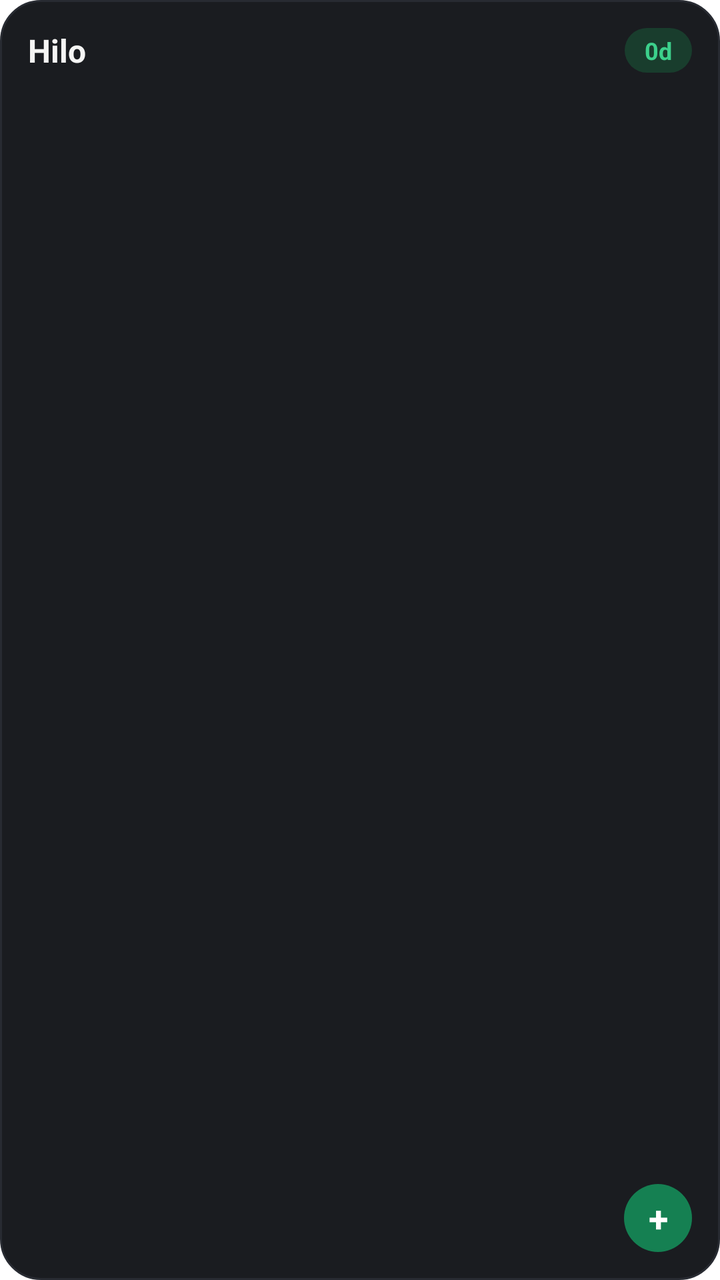
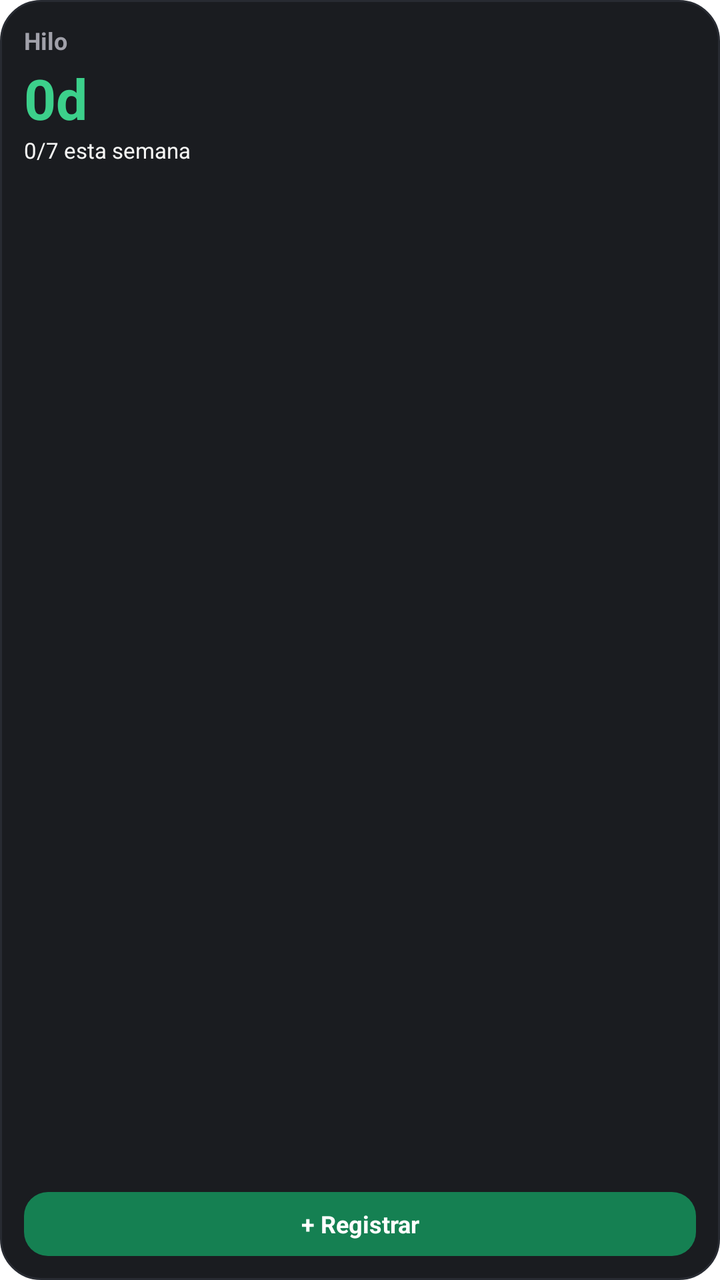

Screens rendered from an Android XML layout before and after an edit, with the pre-edit source and the edit as a unified diff.
<!-- AndroidManifest.xml: fallback theme Theme.MaterialComponents.DayNight.NoActionBar -->
<!-- res/layout/hilo_widget_compact.xml -->
<?xml version="1.0" encoding="utf-8"?>
<LinearLayout xmlns:android="http://schemas.android.com/apk/res/android"
    android:layout_width="match_parent"
    android:layout_height="match_parent"
    android:background="@drawable/hilo_widget_bg_dark"
    android:orientation="vertical"
    android:padding="14dp">

    <LinearLayout
        android:id="@+id/compact_header"
        android:layout_width="match_parent"
        android:layout_height="wrap_content"
        android:gravity="center_vertical"
        android:orientation="horizontal">

        <TextView
            android:id="@+id/compact_title"
            android:layout_width="0dp"
            android:layout_height="wrap_content"
            android:layout_weight="1"
            android:ellipsize="end"
            android:maxLines="1"
            android:text="Hilo"
            android:textColor="#F5F5F4"
            android:textSize="16sp"
            android:textStyle="bold" />

        <TextView
            android:id="@+id/compact_streak_badge"
            android:layout_width="wrap_content"
            android:layout_height="wrap_content"
            android:background="@drawable/hilo_widget_badge_bg"
            android:paddingLeft="10dp"
            android:paddingTop="3dp"
            android:paddingRight="10dp"
            android:paddingBottom="3dp"
            android:text="0d"
            android:textColor="#3CD08B"
            android:textSize="12sp"
            android:textStyle="bold" />
    </LinearLayout>

    <ImageView
        android:id="@+id/compact_heatmap_image"
        android:layout_width="match_parent"
        android:layout_height="0dp"
        android:layout_marginTop="10dp"
        android:layout_marginBottom="10dp"
        android:layout_weight="1"
        android:contentDescription="Mapa de calor del hábito"
        android:scaleType="fitCenter" />

    <LinearLayout
        android:layout_width="match_parent"
        android:layout_height="wrap_content"
        android:gravity="center_vertical"
        android:orientation="horizontal">

        <LinearLayout
            android:layout_width="0dp"
            android:layout_height="wrap_content"
            android:layout_weight="1"
            android:orientation="vertical"
            android:paddingEnd="8dp">

            <TextView
                android:id="@+id/compact_weekly"
                android:layout_width="match_parent"
                android:layout_height="wrap_content"
                android:ellipsize="end"
                android:maxLines="1"
                android:textColor="#F5F5F4"
                android:textSize="13sp"
                android:textStyle="bold" />

            <TextView
                android:id="@+id/compact_status"
                android:layout_width="match_parent"
                android:layout_height="wrap_content"
                android:ellipsize="end"
                android:maxLines="1"
                android:textColor="#A1A1AA"
                android:textSize="11sp" />
        </LinearLayout>

        <TextView
            android:id="@+id/compact_action_btn"
            android:layout_width="34dp"
            android:layout_height="34dp"
            android:background="@drawable/hilo_widget_fab_bg"
            android:gravity="center"
            android:text="+"
            android:textColor="#FFFFFF"
            android:textSize="18sp"
            android:textStyle="bold" />
    </LinearLayout>
</LinearLayout>
<!-- resources referenced by this layout -->
<resources>
  <!-- drawable hilo_widget_badge_bg (drawable) -->
  <?xml version="1.0" encoding="utf-8"?>
  <shape xmlns:android="http://schemas.android.com/apk/res/android"
      android:shape="rectangle">
      <solid android:color="#193D2D" />
      <corners android:radius="999dp" />
  </shape>
  <!-- drawable hilo_widget_bg_dark (drawable) -->
  <?xml version="1.0" encoding="utf-8"?>
  <shape xmlns:android="http://schemas.android.com/apk/res/android"
      android:shape="rectangle">
      <solid android:color="#1A1C20" />
      <corners android:radius="20dp" />
      <stroke android:width="1dp" android:color="#282B32" />
  </shape>
  <!-- drawable hilo_widget_fab_bg (drawable) -->
  <?xml version="1.0" encoding="utf-8"?>
  <shape xmlns:android="http://schemas.android.com/apk/res/android"
      android:shape="oval">
      <solid android:color="#158052" />
  </shape>
</resources>

<!-- the commit's change to res/layout/hilo_widget_compact.xml (unified diff, before → after) -->
@@ -4,94 +4,64 @@
     android:layout_height="match_parent"
     android:background="@drawable/hilo_widget_bg_dark"
     android:orientation="vertical"
-    android:padding="14dp">
+    android:padding="12dp">
 
     <LinearLayout
         android:id="@+id/compact_header"
         android:layout_width="match_parent"
         android:layout_height="wrap_content"
-        android:gravity="center_vertical"
-        android:orientation="horizontal">
+        android:orientation="vertical">
 
         <TextView
             android:id="@+id/compact_title"
-            android:layout_width="0dp"
+            android:layout_width="match_parent"
             android:layout_height="wrap_content"
-            android:layout_weight="1"
             android:ellipsize="end"
             android:maxLines="1"
             android:text="Hilo"
-            android:textColor="#F5F5F4"
-            android:textSize="16sp"
+            android:textColor="#A1A1AA"
+            android:textSize="12sp"
             android:textStyle="bold" />
 
         <TextView
-            android:id="@+id/compact_streak_badge"
-            android:layout_width="wrap_content"
+            android:id="@+id/compact_streak_big"
+            android:layout_width="match_parent"
             android:layout_height="wrap_content"
-            android:background="@drawable/hilo_widget_badge_bg"
-            android:paddingLeft="10dp"
-            android:paddingTop="3dp"
-            android:paddingRight="10dp"
-            android:paddingBottom="3dp"
+            android:layout_marginTop="2dp"
             android:text="0d"
             android:textColor="#3CD08B"
-            android:textSize="12sp"
+            android:textSize="28sp"
             android:textStyle="bold" />
+
+        <TextView
+            android:id="@+id/compact_weekly"
+            android:layout_width="match_parent"
+            android:layout_height="wrap_content"
+            android:ellipsize="end"
+            android:maxLines="1"
+            android:text="0/7 esta semana"
+            android:textColor="#F5F5F4"
+            android:textSize="11sp" />
     </LinearLayout>
 
     <ImageView
-        android:id="@+id/compact_heatmap_image"
+        android:id="@+id/compact_week_bar"
         android:layout_width="match_parent"
         android:layout_height="0dp"
-        android:layout_marginTop="10dp"
-        android:layout_marginBottom="10dp"
+        android:layout_marginTop="8dp"
+        android:layout_marginBottom="8dp"
         android:layout_weight="1"
-        android:contentDescription="Mapa de calor del hábito"
+        android:contentDescription="Progreso de esta semana"
         android:scaleType="fitCenter" />
 
-    <LinearLayout
+    <TextView
+        android:id="@+id/compact_action_btn"
         android:layout_width="match_parent"
-        android:layout_height="wrap_content"
-        android:gravity="center_vertical"
-        android:orientation="horizontal">
-
-        <LinearLayout
-            android:layout_width="0dp"
-            android:layout_height="wrap_content"
-            android:layout_weight="1"
-            android:orientation="vertical"
-            android:paddingEnd="8dp">
-
-            <TextView
-                android:id="@+id/compact_weekly"
-                android:layout_width="match_parent"
-                android:layout_height="wrap_content"
-                android:ellipsize="end"
-                android:maxLines="1"
-                android:textColor="#F5F5F4"
-                android:textSize="13sp"
-                android:textStyle="bold" />
-
-            <TextView
-                android:id="@+id/compact_status"
-                android:layout_width="match_parent"
-                android:layout_height="wrap_content"
-                android:ellipsize="end"
-                android:maxLines="1"
-                android:textColor="#A1A1AA"
-                android:textSize="11sp" />
-        </LinearLayout>
-
-        <TextView
-            android:id="@+id/compact_action_btn"
-            android:layout_width="34dp"
-            android:layout_height="34dp"
-            android:background="@drawable/hilo_widget_fab_bg"
-            android:gravity="center"
-            android:text="+"
-            android:textColor="#FFFFFF"
-            android:textSize="18sp"
-            android:textStyle="bold" />
-    </LinearLayout>
+        android:layout_height="32dp"
+        android:background="@drawable/hilo_widget_pill_btn_bg"
+        android:gravity="center"
+        android:text="+ Registrar"
+        android:textColor="#FFFFFF"
+        android:textSize="12sp"
+        android:textStyle="bold" />
 </LinearLayout>
<!-- resource entries referenced after the edit -->
@@ -1,12 +1,5 @@
 <!-- resources referenced by this layout -->
 <resources>
-  <!-- drawable hilo_widget_badge_bg (drawable) -->
-  <?xml version="1.0" encoding="utf-8"?>
-  <shape xmlns:android="http://schemas.android.com/apk/res/android"
-      android:shape="rectangle">
-      <solid android:color="#193D2D" />
-      <corners android:radius="999dp" />
-  </shape>
   <!-- drawable hilo_widget_bg_dark (drawable) -->
   <?xml version="1.0" encoding="utf-8"?>
   <shape xmlns:android="http://schemas.android.com/apk/res/android"
@@ -15,11 +8,12 @@
       <corners android:radius="20dp" />
       <stroke android:width="1dp" android:color="#282B32" />
   </shape>
-  <!-- drawable hilo_widget_fab_bg (drawable) -->
+  <!-- drawable hilo_widget_pill_btn_bg (drawable) -->
   <?xml version="1.0" encoding="utf-8"?>
   <shape xmlns:android="http://schemas.android.com/apk/res/android"
-      android:shape="oval">
+      android:shape="rectangle">
       <solid android:color="#158052" />
+      <corners android:radius="12dp" />
   </shape>
 </resources>
 
